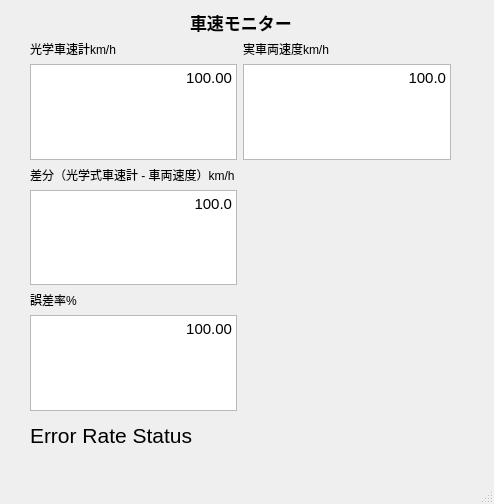
The window that kistler_driver/scripts/ui_monitor.ui (tier4/kistler_driver) describes before a commit, drawn with Qt 5.
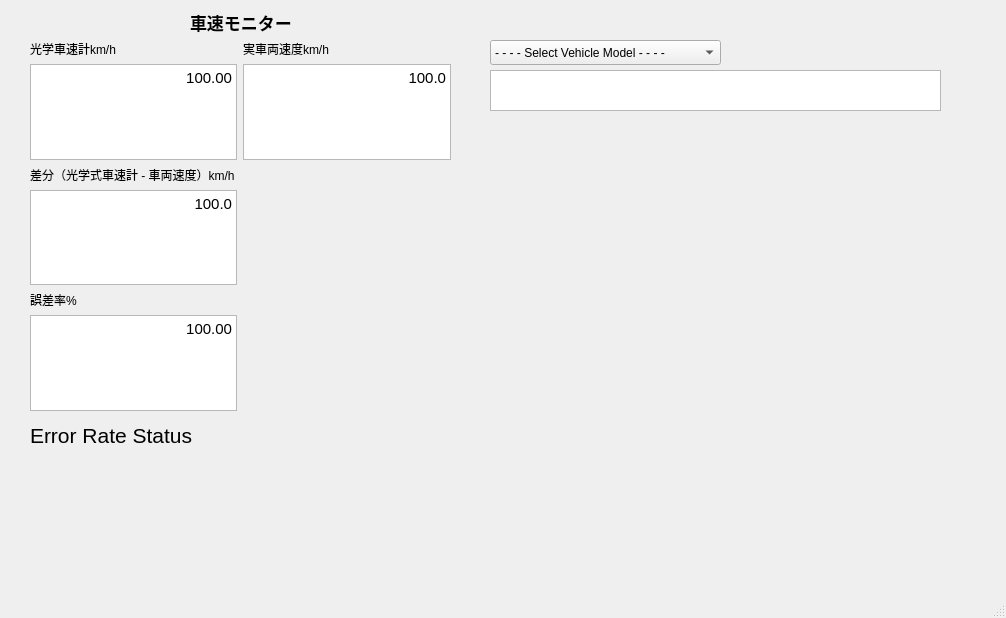
The same window after the commit.

Commit message: setup vehicle model

Diff of the .ui file:
```diff
--- a/kistler_driver/scripts/ui_monitor.ui
+++ b/kistler_driver/scripts/ui_monitor.ui
@@ -6,8 +6,8 @@
    <rect>
     <x>0</x>
     <y>0</y>
-    <width>494</width>
-    <height>504</height>
+    <width>1006</width>
+    <height>618</height>
    </rect>
   </property>
   <property name="windowTitle">
@@ -157,6 +157,46 @@
      </item>
     </layout>
    </widget>
+   <widget class="QComboBox" name="vehicle_model">
+    <property name="geometry">
+     <rect>
+      <x>490</x>
+      <y>40</y>
+      <width>231</width>
+      <height>25</height>
+     </rect>
+    </property>
+    <item>
+     <property name="text">
+      <string>- - - - Select Vehicle Model - - - -</string>
+     </property>
+    </item>
+    <item>
+     <property name="text">
+      <string>BYD J6 Gen1</string>
+     </property>
+    </item>
+    <item>
+     <property name="text">
+      <string>BYD J6 Gen2</string>
+     </property>
+    </item>
+    <item>
+     <property name="text">
+      <string>PIX RoboBus</string>
+     </property>
+    </item>
+   </widget>
+   <widget class="QTextBrowser" name="show_vehicle_model">
+    <property name="geometry">
+     <rect>
+      <x>490</x>
+      <y>70</y>
+      <width>451</width>
+      <height>41</height>
+     </rect>
+    </property>
+   </widget>
   </widget>
   <widget class="QMenuBar" name="menubar">
    <property name="geometry">
```
Left out of the diff: 2 changed lines with no effect on the pictures. The commit also changes 2 other files.
